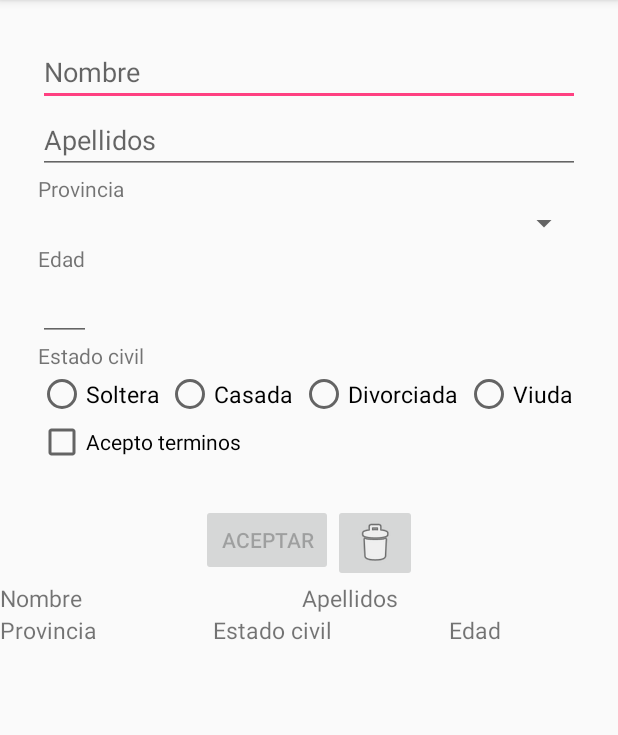
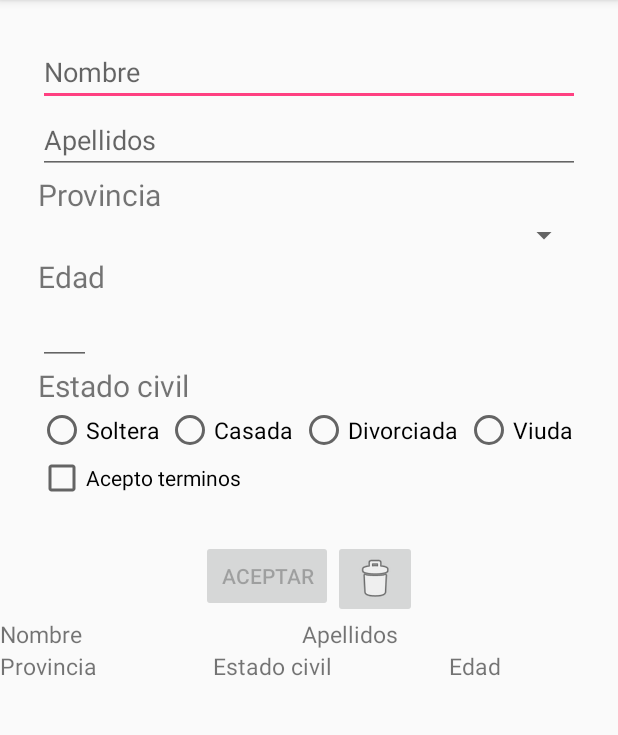
Before and after one commit to itshio/controles_ejercicio3, an Android app: the screen it shows after launch (MainActivity), on a phone screen of 412 x 824 dp, the part 84-819 px from its top. Run offline under Robolectric (Android 15) with nearby library versions, the phone set to English and light mode, and no system bars.

```diff
--- a/app/src/main/res/layout/activity_main.xml
+++ b/app/src/main/res/layout/activity_main.xml
@@ -42,6 +42,7 @@
                     android:id="@+id/textView"
                     android:layout_width="match_parent"
                     android:layout_height="wrap_content"
+                    android:textSize="@dimen/d20"
                     android:text="@string/provincia" />
 
                 <Spinner
@@ -53,6 +54,7 @@
                     android:id="@+id/textView2"
                     android:layout_width="match_parent"
                     android:layout_height="wrap_content"
+                    android:textSize="@dimen/d20"
                     android:text="@string/edad" />
 
                 <EditText
@@ -67,6 +69,7 @@
                     android:id="@+id/textView3"
                     android:layout_width="match_parent"
                     android:layout_height="wrap_content"
+                    android:textSize="@dimen/d20"
                     android:text="@string/estado" />
 
                 <RadioGroup
```
Also changed, not shown: app/src/main/ic_launcher-web.png, app/src/main/res/drawable-hdpi/ic_action_name.png (added), app/src/main/res/drawable-mdpi/ic_action_name.png (added), app/src/main/res/drawable-xhdpi/ic_action_name.png (added), app/src/main/res/drawable-xxhdpi/ic_action_name.png (added), app/src/main/res/mipmap-hdpi/ic_launcher.png, app/src/main/res/mipmap-mdpi/ic_launcher.png, app/src/main/res/mipmap-xhdpi/ic_launcher.png, app/src/main/res/mipmap-xxhdpi/ic_launcher.png, app/src/main/res/mipmap-xxxhdpi/ic_launcher.png.
